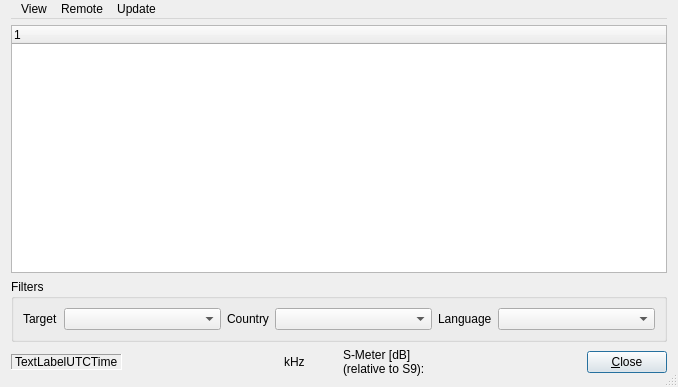
Above: dream/src/GUI-QT/StationsDlgbase.ui from mmjee/dream-patched before the change. Below: the same form after it.
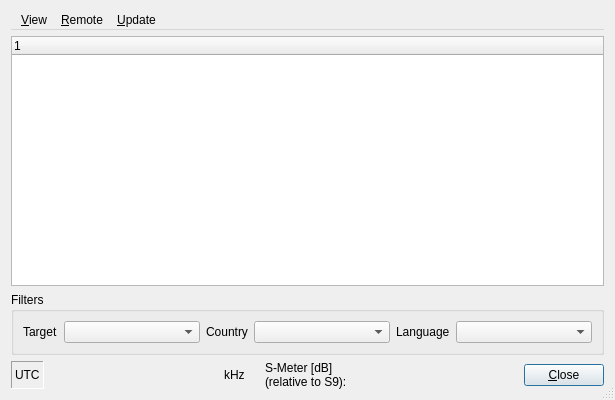
That is the form after the change. Custom widgets are drawn as their Qt base class.

Diff of the .ui file:
```diff
--- a/dream/src/GUI-QT/StationsDlgbase.ui
+++ b/dream/src/GUI-QT/StationsDlgbase.ui
@@ -6,8 +6,8 @@
    <rect>
     <x>0</x>
     <y>0</y>
-    <width>678</width>
-    <height>387</height>
+    <width>615</width>
+    <height>400</height>
    </rect>
   </property>
   <property name="windowTitle">
@@ -17,14 +17,11 @@
    <bool>true</bool>
   </property>
   <layout class="QVBoxLayout" name="verticalLayout">
-   <property name="topMargin">
-    <number>0</number>
-   </property>
    <item>
     <widget class="QMenuBar" name="menubar">
      <widget class="QMenu" name="menuView">
       <property name="title">
-       <string>View</string>
+       <string>&amp;View</string>
       </property>
       <widget class="QMenu" name="menuStations_preview">
        <property name="title">
@@ -41,14 +38,14 @@
      </widget>
      <widget class="QMenu" name="menuRemote">
       <property name="title">
-       <string>Remote</string>
+       <string>&amp;Remote</string>
       </property>
       <addaction name="actionChooseRig"/>
       <addaction name="actionEnable_S_Meter"/>
      </widget>
      <widget class="QMenu" name="menuUpdate">
       <property name="title">
-       <string>Update</string>
+       <string>&amp;Update</string>
       </property>
       <addaction name="actionGetUpdate"/>
      </widget>
@@ -58,13 +55,95 @@
     </widget>
    </item>
    <item>
-    <layout class="QGridLayout" name="gridLayout">
-     <item row="2" column="0">
-      <layout class="QHBoxLayout" name="horizontalLayout_4">
+    <widget class="QTreeWidget" name="ListViewStations">
+     <property name="rootIsDecorated">
+      <bool>false</bool>
+     </property>
+     <property name="uniformRowHeights">
+      <bool>true</bool>
+     </property>
+     <column>
+      <property name="text">
+       <string/>
+      </property>
+     </column>
+    </widget>
+   </item>
+   <item>
+    <widget class="QGroupBox" name="groupBox">
+     <property name="title">
+      <string>Filters</string>
+     </property>
+     <layout class="QHBoxLayout" name="horizontalLayout">
+      <item>
+       <widget class="QLabel" name="TextLabelTarget">
+        <property name="text">
+         <string>Target</string>
+        </property>
+        <property name="wordWrap">
+         <bool>false</bool>
+        </property>
+       </widget>
+      </item>
+      <item>
+       <widget class="QComboBox" name="ComboBoxFilterTarget">
+        <property name="sizePolicy">
+         <sizepolicy hsizetype="MinimumExpanding" vsizetype="Fixed">
+          <horstretch>0</horstretch>
+          <verstretch>0</verstretch>
+         </sizepolicy>
+        </property>
+       </widget>
+      </item>
+      <item>
+       <widget class="QLabel" name="TextLabelCountry">
+        <property name="text">
+         <string>Country</string>
+        </property>
+        <property name="wordWrap">
+         <bool>false</bool>
+        </property>
+       </widget>
+      </item>
+      <item>
+       <widget class="QComboBox" name="ComboBoxFilterCountry">
+        <property name="sizePolicy">
+         <sizepolicy hsizetype="MinimumExpanding" vsizetype="Fixed">
+          <horstretch>0</horstretch>
+          <verstretch>0</verstretch>
+         </sizepolicy>
+        </property>
+       </widget>
+      </item>
+      <item>
+       <widget class="QLabel" name="TextLabelLanguage">
+        <property name="text">
+         <string>Language</string>
+        </property>
+        <property name="wordWrap">
+         <bool>false</bool>
+        </property>
+       </widget>
+      </item>
+      <item>
+       <widget class="QComboBox" name="ComboBoxFilterLanguage">
+        <property name="sizePolicy">
+         <sizepolicy hsizetype="MinimumExpanding" vsizetype="Fixed">
+          <horstretch>0</horstretch>
+          <verstretch>0</verstretch>
+         </sizepolicy>
+        </property>
+       </widget>
+      </item>
+     </layout>
+    </widget>
+   </item>
+   <item>
+    <layout class="QHBoxLayout" name="horizontalLayout_2">
        <item>
         <widget class="QLabel" name="TextLabelUTCTime">
          <property name="sizePolicy">
-          <sizepolicy hsizetype="Fixed" vsizetype="Maximum">
+        <sizepolicy hsizetype="Minimum" vsizetype="Minimum">
            <horstretch>0</horstretch>
            <verstretch>0</verstretch>
           </sizepolicy>
@@ -76,15 +155,13 @@
           <enum>QFrame::Sunken</enum>
          </property>
          <property name="text">
-          <string>TextLabelUTCTime</string>
+        <string>UTC</string>
          </property>
          <property name="wordWrap">
           <bool>false</bool>
          </property>
         </widget>
        </item>
-       <item>
-        <layout class="QHBoxLayout" name="horizontalLayout_2">
          <item>
           <widget class="QwtCounter" name="QwtCounterFrequency">
            <property name="sizePolicy">
@@ -95,7 +172,7 @@
            </property>
            <property name="minimumSize">
             <size>
-             <width>150</width>
+         <width>168</width>
              <height>0</height>
             </size>
            </property>
@@ -103,6 +180,12 @@
          </item>
          <item>
           <widget class="QLabel" name="TextLabel1">
+       <property name="sizePolicy">
+        <sizepolicy hsizetype="Minimum" vsizetype="Minimum">
+         <horstretch>0</horstretch>
+         <verstretch>0</verstretch>
+        </sizepolicy>
+       </property>
            <property name="text">
             <string>kHz</string>
            </property>
@@ -114,14 +197,23 @@
            </property>
           </widget>
          </item>
-        </layout>
-       </item>
        <item>
-        <layout class="QHBoxLayout" name="horizontalLayout_3">
+      <spacer name="horizontalSpacer_2">
+       <property name="orientation">
+        <enum>Qt::Horizontal</enum>
+       </property>
+       <property name="sizeHint" stdset="0">
+        <size>
+         <width>20</width>
+         <height>20</height>
+        </size>
+       </property>
+      </spacer>
+     </item>
          <item>
           <widget class="QLabel" name="TextLabelSMeter">
            <property name="sizePolicy">
-            <sizepolicy hsizetype="Fixed" vsizetype="Maximum">
+        <sizepolicy hsizetype="Minimum" vsizetype="Minimum">
              <horstretch>0</horstretch>
              <verstretch>0</verstretch>
             </sizepolicy>
@@ -151,12 +243,26 @@
            </property>
           </widget>
          </item>
-        </layout>
+     <item>
+      <spacer name="horizontalSpacer">
+       <property name="orientation">
+        <enum>Qt::Horizontal</enum>
+       </property>
+       <property name="sizeType">
+        <enum>QSizePolicy::Expanding</enum>
+       </property>
+       <property name="sizeHint" stdset="0">
+        <size>
+         <width>20</width>
+         <height>20</height>
+        </size>
+       </property>
+      </spacer>
        </item>
        <item>
         <widget class="QPushButton" name="buttonOk">
          <property name="sizePolicy">
-          <sizepolicy hsizetype="Fixed" vsizetype="Maximum">
+        <sizepolicy hsizetype="Minimum" vsizetype="Maximum">
            <horstretch>0</horstretch>
            <verstretch>0</verstretch>
           </sizepolicy>
@@ -170,86 +276,6 @@
          <property name="default">
           <bool>true</bool>
          </property>
-        </widget>
-       </item>
-      </layout>
-     </item>
-     <item row="0" column="0">
-      <widget class="QTreeWidget" name="ListViewStations">
-       <column>
-        <property name="text">
-         <string>1</string>
-        </property>
-       </column>
-      </widget>
-     </item>
-     <item row="1" column="0">
-      <widget class="QGroupBox" name="groupBox">
-       <property name="title">
-        <string>Filters</string>
-       </property>
-       <layout class="QHBoxLayout" name="horizontalLayout">
-        <item>
-         <widget class="QLabel" name="TextLabelTarget">
-          <property name="text">
-           <string>Target</string>
-          </property>
-          <property name="wordWrap">
-           <bool>false</bool>
-          </property>
-         </widget>
-        </item>
-        <item>
-         <widget class="QComboBox" name="ComboBoxFilterTarget">
-          <property name="sizePolicy">
-           <sizepolicy hsizetype="MinimumExpanding" vsizetype="Fixed">
-            <horstretch>0</horstretch>
-            <verstretch>0</verstretch>
-           </sizepolicy>
-          </property>
-         </widget>
-        </item>
-        <item>
-         <widget class="QLabel" name="TextLabelCountry">
-          <property name="text">
-           <string>Country</string>
-          </property>
-          <property name="wordWrap">
-           <bool>false</bool>
-          </property>
-         </widget>
-        </item>
-        <item>
-         <widget class="QComboBox" name="ComboBoxFilterCountry">
-          <property name="sizePolicy">
-           <sizepolicy hsizetype="MinimumExpanding" vsizetype="Fixed">
-            <horstretch>0</horstretch>
-            <verstretch>0</verstretch>
-           </sizepolicy>
-          </property>
-         </widget>
-        </item>
-        <item>
-         <widget class="QLabel" name="TextLabelLanguage">
-          <property name="text">
-           <string>Language</string>
-          </property>
-          <property name="wordWrap">
-           <bool>false</bool>
-          </property>
-         </widget>
-        </item>
-        <item>
-         <widget class="QComboBox" name="ComboBoxFilterLanguage">
-          <property name="sizePolicy">
-           <sizepolicy hsizetype="MinimumExpanding" vsizetype="Fixed">
-            <horstretch>0</horstretch>
-            <verstretch>0</verstretch>
-           </sizepolicy>
-          </property>
-         </widget>
-        </item>
-       </layout>
       </widget>
      </item>
     </layout>
```
Lines whose indentation alone changed are shown as unchanged.
